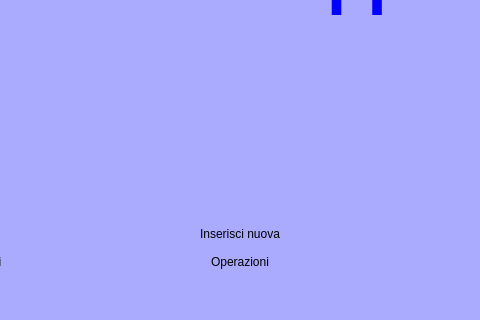
Qt form cmainwindow.ui (fblabs/cimiapp2) before a commit; both pictures show x 177 to 657 and y 280 to 600 of the 1106 by 600 pixel window.
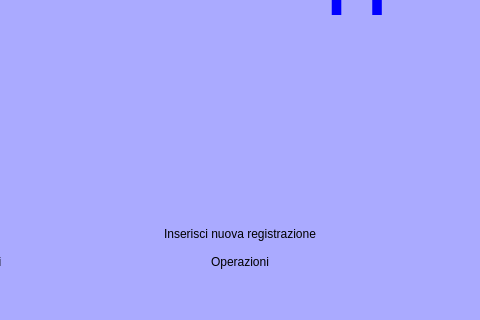
The same form after that commit. Icons and pictures are not drawn.

Patch:
```diff
--- a/cmainwindow.ui
+++ b/cmainwindow.ui
@@ -519,7 +519,7 @@
       <item row="0" column="2">
        <widget class="QPushButton" name="pushButton_4">
         <property name="text">
-         <string>Inserisci nuova</string>
+         <string>Inserisci nuova registrazione</string>
         </property>
         <property name="icon">
          <iconset resource="graphics.qrc">
```
